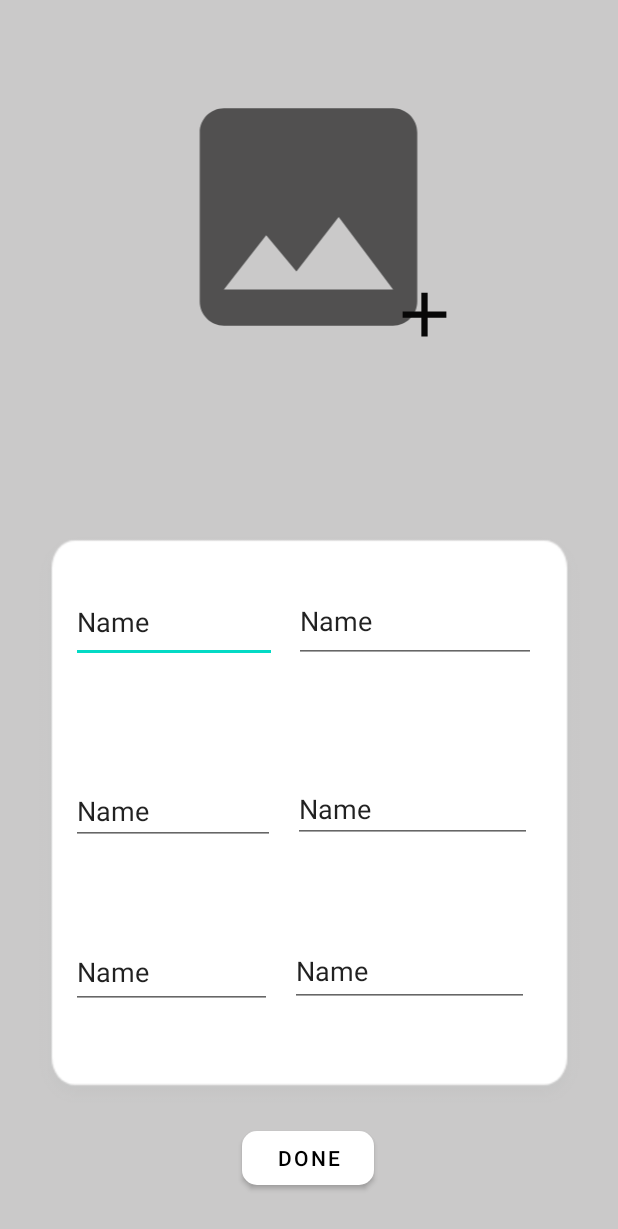
After one commit to batuhanbaran/G14_TrinkCar, an Android app: the layout car_add_page.xml on its own in the app's theme, with its tools: preview values and no code run, on a phone screen of 412 x 824 dp. The commit adds this screen. Shown: the top 1229 px of the screen. Run offline under Robolectric (Android 15) with nearby library versions, the phone set to English and light mode, and no system bars; Roboto replaces fonts that are not available here.

Commit message:
fourth Commit-

```diff
--- /dev/null
+++ b/app/src/main/res/drawable/ic_baseline_add_photo_alternate_24.xml
@@ -0,0 +1,10 @@
+<vector xmlns:android="http://schemas.android.com/apk/res/android"
+    android:width="24dp"
+    android:height="24dp"
+    android:viewportWidth="24"
+    android:viewportHeight="24"
+    android:tint="?attr/colorControlNormal">
+  <path
+      android:fillColor="@android:color/white"
+      android:pathData="M19,7v2.99s-1.99,0.01 -2,0L17,7h-3s0.01,-1.99 0,-2h3L17,2h2v3h3v2h-3zM16,11L16,8h-3L13,5L5,5c-1.1,0 -2,0.9 -2,2v12c0,1.1 0.9,2 2,2h12c1.1,0 2,-0.9 2,-2v-8h-3zM5,19l3,-4 2,3 3,-4 4,5L5,19z"/>
+</vector>
--- /dev/null
+++ b/app/src/main/res/drawable/ic_baseline_image_24.xml
@@ -0,0 +1,10 @@
+<vector xmlns:android="http://schemas.android.com/apk/res/android"
+    android:width="24dp"
+    android:height="24dp"
+    android:viewportWidth="24"
+    android:viewportHeight="24"
+    android:tint="?attr/colorControlNormal">
+  <path
+      android:fillColor="@android:color/white"
+      android:pathData="M21,19V5c0,-1.1 -0.9,-2 -2,-2H5c-1.1,0 -2,0.9 -2,2v14c0,1.1 0.9,2 2,2h14c1.1,0 2,-0.9 2,-2zM8.5,13.5l2.5,3.01L14.5,12l4.5,6H5l3.5,-4.5z"/>
+</vector>
--- /dev/null
+++ b/app/src/main/res/layout/car_add_page.xml
@@ -0,0 +1,149 @@
+<?xml version="1.0" encoding="utf-8"?>
+<androidx.constraintlayout.widget.ConstraintLayout xmlns:android="http://schemas.android.com/apk/res/android"
+    xmlns:app="http://schemas.android.com/apk/res-auto"
+    xmlns:tools="http://schemas.android.com/tools"
+    android:layout_width="match_parent"
+    android:layout_height="match_parent"
+    android:background="#CAC9C9"
+    app:layout_constraintCircleRadius="30dp">
+
+    <ImageView
+        android:id="@+id/imageView6"
+        android:layout_width="374dp"
+        android:layout_height="476dp"
+        android:layout_marginBottom="44dp"
+        android:paddingTop="10dp"
+        app:layout_constraintBottom_toBottomOf="parent"
+        app:layout_constraintEnd_toEndOf="parent"
+        app:layout_constraintStart_toStartOf="parent"
+        app:srcCompat="@drawable/img6" />
+
+    <EditText
+        android:id="@+id/editTextTextPersonName2"
+        android:layout_width="137dp"
+        android:layout_height="54dp"
+        android:layout_marginStart="28dp"
+        android:layout_marginLeft="28dp"
+        android:layout_marginTop="84dp"
+        android:ems="10"
+        android:inputType="textPersonName"
+        android:text="Name"
+        app:layout_constraintStart_toStartOf="@+id/imageView6"
+        app:layout_constraintTop_toTopOf="@+id/imageView6" />
+
+    <EditText
+        android:id="@+id/editTextTextPersonName5"
+        android:layout_width="161dp"
+        android:layout_height="56dp"
+        android:layout_marginEnd="36dp"
+        android:layout_marginRight="36dp"
+        android:ems="10"
+        android:inputType="textPersonName"
+        android:text="Name"
+        app:layout_constraintBottom_toBottomOf="@+id/editTextTextPersonName2"
+        app:layout_constraintEnd_toEndOf="@+id/imageView6"
+        app:layout_constraintTop_toTopOf="@+id/editTextTextPersonName2"
+        app:layout_constraintVertical_bias="1.0" />
+
+    <EditText
+        android:id="@+id/editTextTextPersonName6"
+        android:layout_width="136dp"
+        android:layout_height="45dp"
+        android:layout_marginStart="28dp"
+        android:layout_marginLeft="28dp"
+        android:layout_marginTop="76dp"
+        android:ems="10"
+        android:inputType="textPersonName"
+        android:text="Name"
+        app:layout_constraintStart_toStartOf="@+id/imageView6"
+        app:layout_constraintTop_toBottomOf="@+id/editTextTextPersonName2" />
+
+    <EditText
+        android:id="@+id/editTextTextPersonName8"
+        android:layout_width="159dp"
+        android:layout_height="44dp"
+        android:layout_marginStart="12dp"
+        android:layout_marginLeft="12dp"
+        android:ems="10"
+        android:inputType="textPersonName"
+        android:text="Name"
+        app:layout_constraintBottom_toBottomOf="@+id/editTextTextPersonName6"
+        app:layout_constraintStart_toEndOf="@+id/editTextTextPersonName6"
+        app:layout_constraintTop_toTopOf="@+id/editTextTextPersonName6"
+        app:layout_constraintVertical_bias="0.0" />
+
+    <EditText
+        android:id="@+id/editTextTextPersonName9"
+        android:layout_width="134dp"
+        android:layout_height="49dp"
+        android:layout_marginStart="28dp"
+        android:layout_marginLeft="28dp"
+        android:layout_marginTop="60dp"
+        android:ems="10"
+        android:inputType="textPersonName"
+        android:text="Name"
+        app:layout_constraintStart_toStartOf="@+id/imageView6"
+        app:layout_constraintTop_toBottomOf="@+id/editTextTextPersonName6" />
+
+    <EditText
+        android:id="@+id/editTextTextPersonName10"
+        android:layout_width="159dp"
+        android:layout_height="48dp"
+        android:layout_marginStart="12dp"
+        android:layout_marginLeft="12dp"
+        android:ems="10"
+        android:inputType="textPersonName"
+        android:text="Name"
+        app:layout_constraintBottom_toBottomOf="@+id/editTextTextPersonName9"
+        app:layout_constraintStart_toEndOf="@+id/editTextTextPersonName9"
+        app:layout_constraintTop_toTopOf="@+id/editTextTextPersonName9"
+        app:layout_constraintVertical_bias="0.0" />
+
+    <Button
+        android:id="@+id/button3"
+        android:layout_width="86dp"
+        android:layout_height="75dp"
+        android:layout_marginTop="124dp"
+        android:layout_marginEnd="84dp"
+        android:layout_marginRight="84dp"
+        android:background="#00FBFBFB"
+        android:shadowColor="#00FFFFFF"
+        android:textColor="#00FFFFFF"
+        android:textColorHighlight="#00FFFFFF"
+        android:textColorHint="#00FFFFFF"
+        android:textColorLink="#00FFFFFF"
+        app:backgroundTint="#E8E5E5"
+        app:icon="@drawable/ic_baseline_add_24"
+        app:iconSize="50dp"
+        app:iconTint="#070707"
+        app:layout_constraintEnd_toEndOf="parent"
+        app:layout_constraintTop_toTopOf="@+id/imageView8"
+        app:rippleColor="#00FFFFFF" />
+
+    <ImageView
+        android:id="@+id/imageView8"
+        android:layout_width="198dp"
+        android:layout_height="193dp"
+        android:layout_marginTop="48dp"
+        android:background="#00FFFFFF"
+        app:layout_constraintEnd_toEndOf="parent"
+        app:layout_constraintHorizontal_bias="0.497"
+        app:layout_constraintStart_toStartOf="parent"
+        app:layout_constraintTop_toTopOf="parent"
+        tools:srcCompat="@drawable/ic_baseline_image_24" />
+
+    <Button
+        android:id="@+id/button4"
+        android:layout_width="wrap_content"
+        android:layout_height="wrap_content"
+        android:layout_marginBottom="28dp"
+        android:text="Done"
+        android:textColor="#000000"
+        app:backgroundTint="#FFFFFF"
+        app:cornerRadius="10dp"
+        app:layout_constraintBottom_toBottomOf="parent"
+        app:layout_constraintEnd_toEndOf="parent"
+        app:layout_constraintHorizontal_bias="0.498"
+        app:layout_constraintStart_toStartOf="parent" />
+
+</androidx.constraintlayout.widget.ConstraintLayout>
--- a/app/src/main/res/layout/car_new_page.xml
+++ b/app/src/main/res/layout/car_new_page.xml
@@ -2,22 +2,22 @@
 <androidx.constraintlayout.widget.ConstraintLayout xmlns:android="http://schemas.android.com/apk/res/android"
     xmlns:app="http://schemas.android.com/apk/res-auto"
     xmlns:tools="http://schemas.android.com/tools"
+    android:id="@+id/image"
     android:layout_width="match_parent"
     android:layout_height="match_parent"
+    android:background="#CAC9C9"
+    android:orderInCategory="100"
     android:padding="25dp"
-    android:id="@+id/image"
-    android:orderInCategory="100"
-    android:title="picture"
 
-    >
+    android:title="picture">
 
     <EditText
         android:id="@+id/brandName"
         android:layout_width="0dp"
         android:layout_height="wrap_content"
         android:ems="10"
+        android:hint="Brand Name"
         android:inputType="textPersonName"
-        android:hint="Brand Name"
         app:layout_constraintBaseline_toBaselineOf="@+id/modelName"
         app:layout_constraintEnd_toStartOf="@+id/modelName"
         app:layout_constraintHorizontal_chainStyle="packed"
@@ -30,8 +30,8 @@
         android:layout_marginEnd="2dp"
         android:layout_marginRight="2dp"
         android:ems="10"
+        android:hint="Price"
         android:inputType="textPersonName"
-        android:hint="Price"
         app:layout_constraintBaseline_toBaselineOf="@+id/fuelType"
         app:layout_constraintEnd_toStartOf="@+id/fuelType"
         app:layout_constraintHorizontal_chainStyle="packed"
@@ -43,8 +43,8 @@
         android:layout_height="wrap_content"
         android:layout_marginTop="84dp"
         android:ems="10"
+        android:hint="Model Name"
         android:inputType="textPersonName"
-        android:hint="Model Name"
         app:layout_constraintEnd_toEndOf="parent"
         app:layout_constraintStart_toEndOf="@+id/brandName"
         app:layout_constraintTop_toTopOf="parent" />
@@ -55,8 +55,8 @@
         android:layout_height="wrap_content"
         android:layout_marginTop="268dp"
         android:ems="10"
+        android:hint="Fuel-Type"
         android:inputType="textPersonName"
-        android:hint="Fuel-Type"
         app:layout_constraintEnd_toEndOf="parent"
         app:layout_constraintStart_toEndOf="@+id/price"
         app:layout_constraintTop_toTopOf="parent" />
@@ -68,8 +68,8 @@
         android:layout_marginEnd="1dp"
         android:layout_marginRight="1dp"
         android:ems="10"
+        android:hint="Gear-Type"
         android:inputType="textPersonName"
-        android:hint="Gear-Type"
         app:layout_constraintBaseline_toBaselineOf="@+id/kilometer"
         app:layout_constraintEnd_toStartOf="@+id/kilometer"
         app:layout_constraintHorizontal_chainStyle="packed"
@@ -81,8 +81,8 @@
         android:layout_height="wrap_content"
         android:layout_marginTop="120dp"
         android:ems="10"
+        android:hint="Kilometer"
         android:inputType="textPersonName"
-        android:hint="Kilometer"
         app:layout_constraintEnd_toEndOf="parent"
         app:layout_constraintStart_toEndOf="@+id/gearType"
         app:layout_constraintTop_toBottomOf="@+id/fuelType" />
@@ -91,7 +91,7 @@
         android:id="@+id/btnokk"
         android:layout_width="wrap_content"
         android:layout_height="wrap_content"
-        android:layout_marginTop="96dp"
+        android:layout_marginTop="64dp"
         android:text="Button"
         app:layout_constraintEnd_toEndOf="parent"
         app:layout_constraintStart_toStartOf="parent"
```
Also changed, not shown: app/src/main/res/drawable/img6.png (added).
